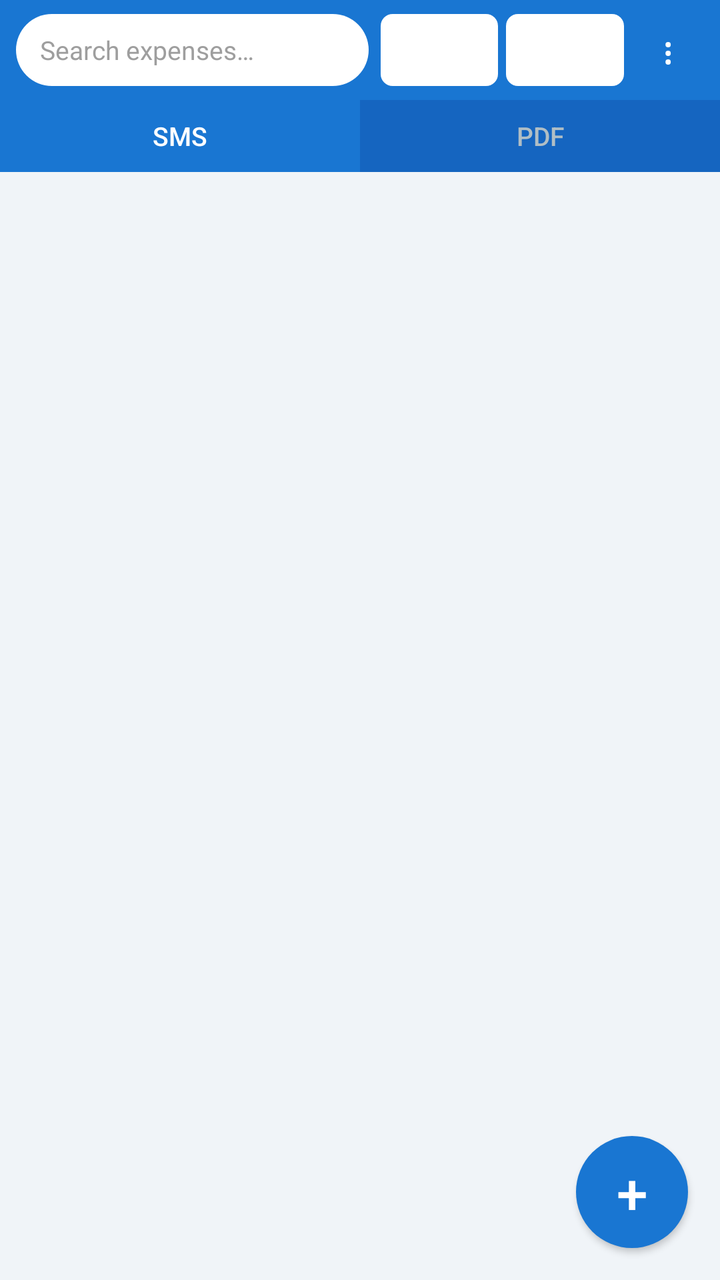
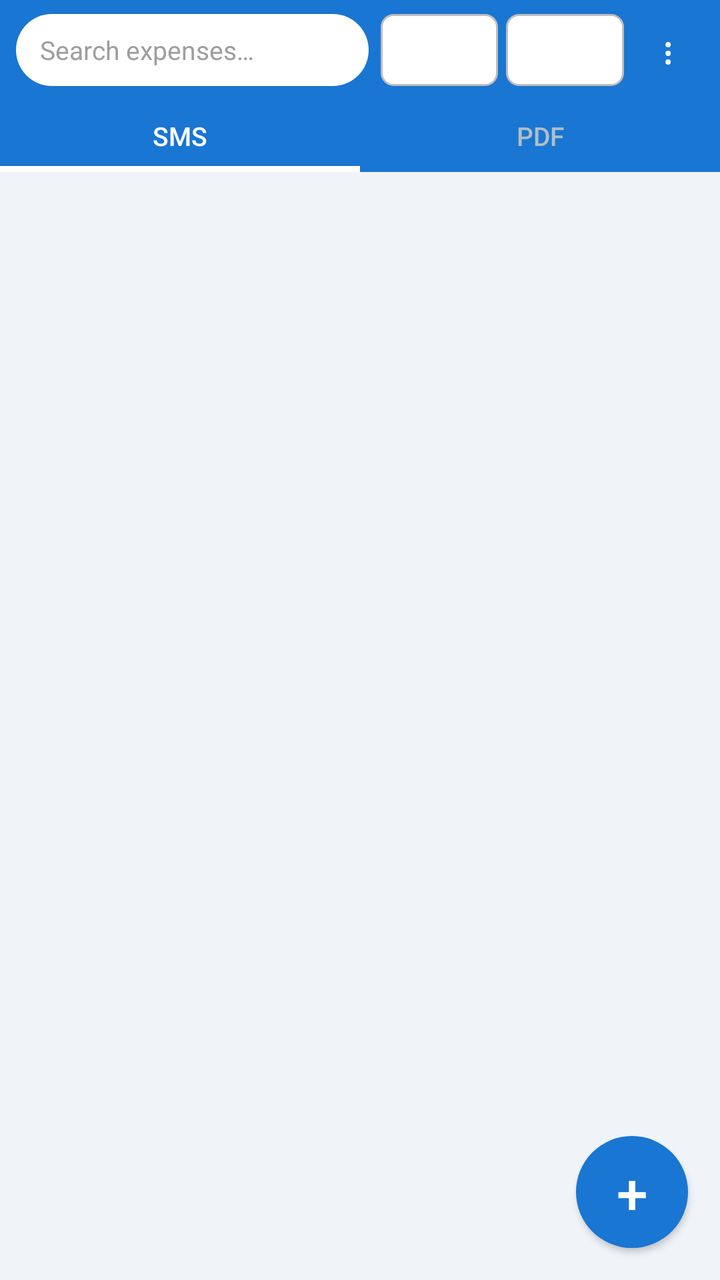

The first picture is an Android layout as it rendered before a commit; the second is the same layout after the commit. The layout source and the unified diff follow.
<!-- AndroidManifest.xml: activity theme android:Theme.Material.Light.NoActionBar -->
<!-- res/layout/activity_main.xml -->
<?xml version="1.0" encoding="utf-8"?>
<FrameLayout xmlns:android="http://schemas.android.com/apk/res/android"
    android:layout_width="match_parent"
    android:layout_height="match_parent"
    android:background="#F0F4F8">

    <LinearLayout
        android:layout_width="match_parent"
        android:layout_height="match_parent"
        android:orientation="vertical">

        
        <LinearLayout
            android:layout_width="match_parent"
            android:layout_height="wrap_content"
            android:orientation="horizontal"
            android:background="#1976D2"
            android:paddingLeft="8dp"
            android:paddingRight="8dp"
            android:paddingTop="7dp"
            android:paddingBottom="7dp"
            android:gravity="center_vertical">

            <EditText
                android:id="@+id/etSearch"
                android:layout_width="0dp"
                android:layout_height="36dp"
                android:layout_weight="3"
                android:layout_marginRight="6dp"
                android:background="@drawable/bg_search"
                android:hint="@string/hint_search"
                android:paddingLeft="12dp"
                android:paddingRight="12dp"
                android:singleLine="true"
                android:inputType="text"
                android:textColor="#212121"
                android:textColorHint="#9E9E9E"
                android:textSize="13sp" />

            <Spinner
                android:id="@+id/spinnerFilter"
                android:layout_width="0dp"
                android:layout_height="36dp"
                android:layout_weight="1"
                android:layout_marginRight="4dp"
                android:background="@drawable/bg_spinner_white" />

            <Spinner
                android:id="@+id/spinnerSort"
                android:layout_width="0dp"
                android:layout_height="36dp"
                android:layout_weight="1"
                android:background="@drawable/bg_spinner_white" />

            <Button
                android:id="@+id/btnMenu"
                android:layout_width="36dp"
                android:layout_height="36dp"
                android:layout_marginLeft="4dp"
                android:text="⋮"
                android:textSize="18sp"
                android:textColor="#FFFFFF"
                android:background="@android:color/transparent"
                android:padding="0dp" />

        </LinearLayout>

        
        <LinearLayout
            android:layout_width="match_parent"
            android:layout_height="36dp"
            android:orientation="horizontal"
            android:background="#1565C0">

            <Button
                android:id="@+id/btnTabSms"
                android:layout_width="0dp"
                android:layout_height="match_parent"
                android:layout_weight="1"
                android:text="SMS"
                android:textSize="13sp"
                android:textColor="#FFFFFF"
                android:background="#1976D2"
                android:padding="0dp"
                android:minWidth="0dp" />

            <Button
                android:id="@+id/btnTabPdf"
                android:layout_width="0dp"
                android:layout_height="match_parent"
                android:layout_weight="1"
                android:text="PDF"
                android:textSize="13sp"
                android:textColor="#B0BEC5"
                android:background="#1565C0"
                android:padding="0dp"
                android:minWidth="0dp" />

        </LinearLayout>

        
        <ListView
            android:id="@+id/listExpenses"
            android:layout_width="match_parent"
            android:layout_height="0dp"
            android:layout_weight="1"
            android:divider="@android:color/transparent"
            android:dividerHeight="3dp"
            android:clipToPadding="false"
            android:paddingLeft="10dp"
            android:paddingRight="10dp"
            android:paddingTop="8dp"
            android:paddingBottom="72dp"
            android:scrollbarStyle="outsideOverlay"
            android:background="#F0F4F8" />

        <TextView
            android:id="@+id/tvEmpty"
            android:layout_width="match_parent"
            android:layout_height="0dp"
            android:layout_weight="1"
            android:gravity="center"
            android:text="@string/empty_expenses"
            android:textColor="#9E9E9E"
            android:textSize="15sp"
            android:paddingLeft="32dp"
            android:paddingRight="32dp"
            android:visibility="gone" />

    </LinearLayout>

    
    <Button
        android:id="@+id/fabAdd"
        android:layout_width="56dp"
        android:layout_height="56dp"
        android:layout_gravity="bottom|end"
        android:layout_margin="16dp"
        android:text="+"
        android:textSize="28sp"
        android:textColor="#FFFFFF"
        android:background="@drawable/bg_fab"
        android:elevation="6dp" />

</FrameLayout>
<!-- resources referenced by this layout -->
<resources>
  <!-- drawable bg_fab (drawable) -->
  <?xml version="1.0" encoding="utf-8"?>
  <ripple xmlns:android="http://schemas.android.com/apk/res/android"
      android:color="#1565C0">
      <item>
          <shape android:shape="oval">
              <solid android:color="#1976D2" />
          </shape>
      </item>
  </ripple>
  <!-- drawable bg_search (drawable) -->
  <?xml version="1.0" encoding="utf-8"?>
  <shape xmlns:android="http://schemas.android.com/apk/res/android"
      android:shape="rectangle">
      <solid android:color="#FFFFFF" />
      <corners android:radius="20dp" />
  </shape>
  <!-- drawable bg_spinner_white (drawable) -->
  <?xml version="1.0" encoding="utf-8"?>
  <shape xmlns:android="http://schemas.android.com/apk/res/android">
      <solid android:color="#FFFFFF" />
      <corners android:radius="6dp" />
  </shape>
  <string name="empty_expenses">No expenses yet.\nTap + to add one or import from SMS.</string>
  <string name="hint_search">Search expenses…</string>
</resources>

<!-- the commit's change to res/layout/activity_main.xml (unified diff, before → after) -->
@@ -80,7 +80,7 @@
                 android:text="SMS"
                 android:textSize="13sp"
                 android:textColor="#FFFFFF"
-                android:background="#1976D2"
+                android:background="@drawable/bg_tab_active"
                 android:padding="0dp"
                 android:minWidth="0dp" />
 
@@ -92,7 +92,7 @@
                 android:text="PDF"
                 android:textSize="13sp"
                 android:textColor="#B0BEC5"
-                android:background="#1565C0"
+                android:background="@drawable/bg_tab_inactive"
                 android:padding="0dp"
                 android:minWidth="0dp" />
 
@@ -120,6 +120,8 @@
             android:layout_height="0dp"
             android:layout_weight="1"
             android:gravity="center"
+            android:drawableTop="@drawable/ic_empty"
+            android:drawablePadding="12dp"
             android:text="@string/empty_expenses"
             android:textColor="#9E9E9E"
             android:textSize="15sp"
<!-- resource entries referenced after the edit -->
@@ -22,6 +22,35 @@
   <shape xmlns:android="http://schemas.android.com/apk/res/android">
       <solid android:color="#FFFFFF" />
       <corners android:radius="6dp" />
+      <stroke android:width="1dp" android:color="#BDBDBD" />
+  </shape>
+  <!-- drawable bg_tab_active (drawable) -->
+  <?xml version="1.0" encoding="utf-8"?>
+  <layer-list xmlns:android="http://schemas.android.com/apk/res/android">
+      <item>
+          <shape android:shape="rectangle">
+              <solid android:color="#1976D2" />
+          </shape>
+      </item>
+      
+      <item android:top="33dp">
+          <shape android:shape="rectangle">
+              <solid android:color="#FFFFFF" />
+          </shape>
+      </item>
+  </layer-list>
+  <!-- drawable bg_tab_inactive (drawable) -->
+  <?xml version="1.0" encoding="utf-8"?>
+  <shape xmlns:android="http://schemas.android.com/apk/res/android"
+      android:shape="rectangle">
+      <solid android:color="#1976D2" />
+  </shape>
+  <!-- drawable ic_empty (drawable) -->
+  <?xml version="1.0" encoding="utf-8"?>
+  <shape xmlns:android="http://schemas.android.com/apk/res/android"
+      android:shape="oval">
+      <solid android:color="#E0E0E0" />
+      <size android:width="56dp" android:height="56dp" />
   </shape>
   <string name="empty_expenses">No expenses yet.\nTap + to add one or import from SMS.</string>
   <string name="hint_search">Search expenses…</string>
